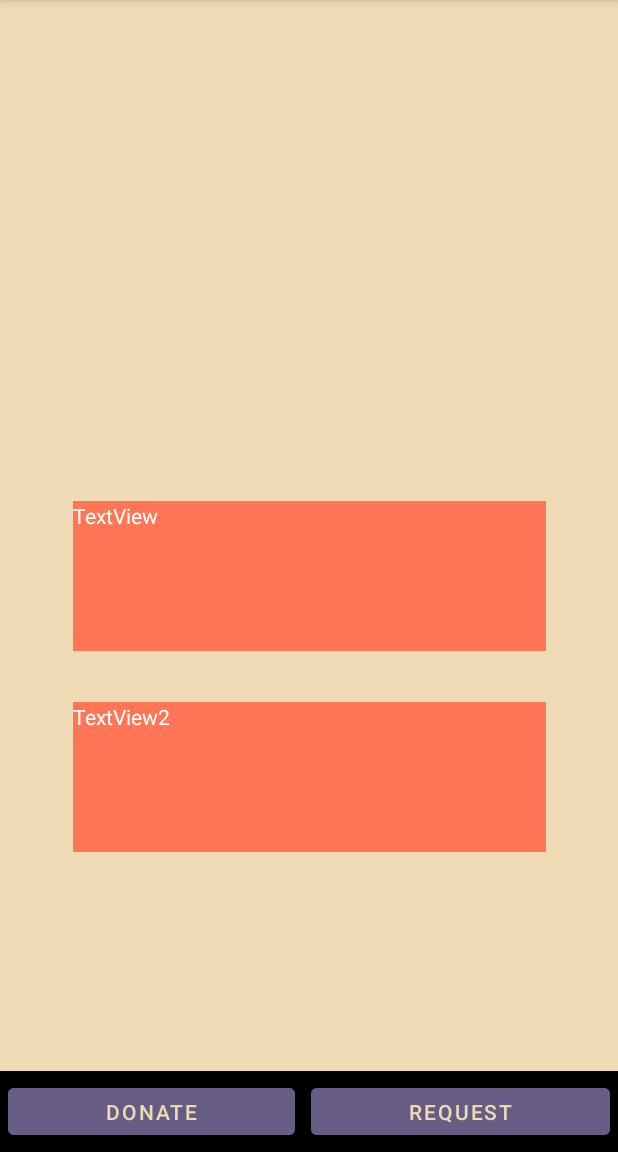
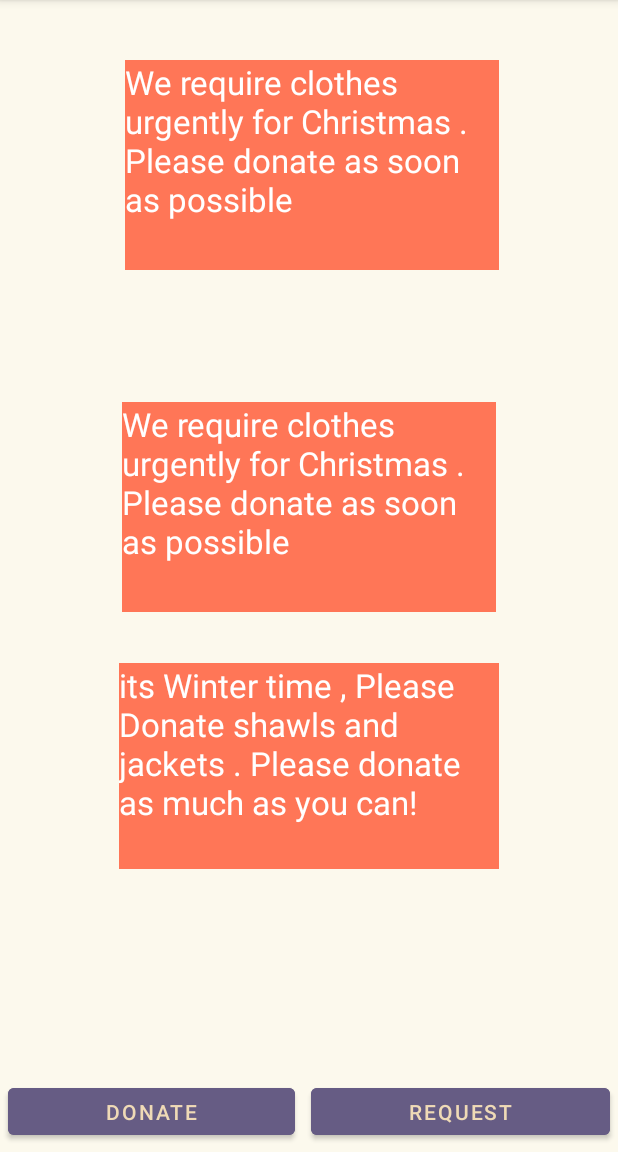
Before and after one commit to Hydrangea-Hacks/SocialGood, an Android app: the screen it shows after launch once a user with an empty profile is signed in (HomeScreen), on a phone screen of 412 x 824 dp, the part 84-1236 px from its top. Run offline under Robolectric (Android 15) with nearby library versions, the phone set to English and light mode, and no system bars; our stand-ins replace Firebase (no records; nobody signed in at launch, a user with empty details on screens opened directly).

Commit message:
Home screen , added announcements

```diff
--- a/app/src/main/res/layout/activity_home_screen.xml
+++ b/app/src/main/res/layout/activity_home_screen.xml
@@ -12,7 +12,7 @@
         android:id="@+id/linearLayout3"
         android:layout_width="412dp"
         android:layout_height="54dp"
-        android:background="@color/black"
+        android:background="@color/cream"
         android:orientation="horizontal"
         app:layout_constraintBottom_toBottomOf="parent"
         app:layout_constraintEnd_toEndOf="parent">
@@ -40,23 +40,45 @@
 
     <TextView
         android:id="@+id/textView"
-        android:layout_width="315dp"
-        android:layout_height="100dp"
+        android:layout_width="249dp"
+        android:layout_height="140dp"
         android:background="@color/purple_500"
-        android:text="TextView"
+        android:singleLine="false"
+        android:text="We require clothes urgently for Christmas . Please donate as soon as possible"
+        android:textAlignment="textStart"
+        android:textAppearance="@style/TextAppearance.AppCompat.Large"
         android:textColor="#FFFFFF"
         app:layout_constraintBottom_toBottomOf="parent"
         app:layout_constraintEnd_toEndOf="parent"
         app:layout_constraintStart_toStartOf="parent"
-        app:layout_constraintTop_toTopOf="parent" />
+        app:layout_constraintTop_toTopOf="parent"
+        app:layout_constraintVertical_bias="0.427" />
+
+    <TextView
+        android:id="@+id/textView3"
+        android:layout_width="249dp"
+        android:layout_height="140dp"
+        android:background="@color/purple_500"
+        android:singleLine="false"
+        android:text="We require clothes urgently for Christmas . Please donate as soon as possible"
+        android:textAlignment="textStart"
+        android:textAppearance="@style/TextAppearance.AppCompat.Large"
+        android:textColor="#FFFFFF"
+        app:layout_constraintBottom_toBottomOf="parent"
+        app:layout_constraintEnd_toEndOf="parent"
+        app:layout_constraintHorizontal_bias="0.512"
+        app:layout_constraintStart_toStartOf="parent"
+        app:layout_constraintTop_toTopOf="parent"
+        app:layout_constraintVertical_bias="0.064" />
 
     <TextView
         android:id="@+id/textView2"
-        android:layout_width="315dp"
-        android:layout_height="100dp"
+        android:layout_width="253dp"
+        android:layout_height="137dp"
         android:layout_marginTop="34dp"
         android:background="@color/purple_500"
-        android:text="TextView2"
+        android:text="its Winter time , Please Donate shawls and jackets . Please donate as much as you can! "
+        android:textAppearance="@style/TextAppearance.AppCompat.Large"
         android:textColor="#FFFFFF"
         app:layout_constraintEnd_toEndOf="parent"
         app:layout_constraintHorizontal_bias="0.5"
--- a/app/src/main/res/values/colors.xml
+++ b/app/src/main/res/values/colors.xml
@@ -5,6 +5,6 @@
     <color name="purple_700">#FF3700B3</color>
     <color name="teal_200">#FF03DAC5</color>
     <color name="teal_700">#FF018786</color>
-    <color name="black">#FF000000</color>
-    <color name="cream">#EFDAB6</color>
+    <color name="orange">#F26141</color>
+    <color name="cream">#FCF9ED</color>
 </resources>
```
